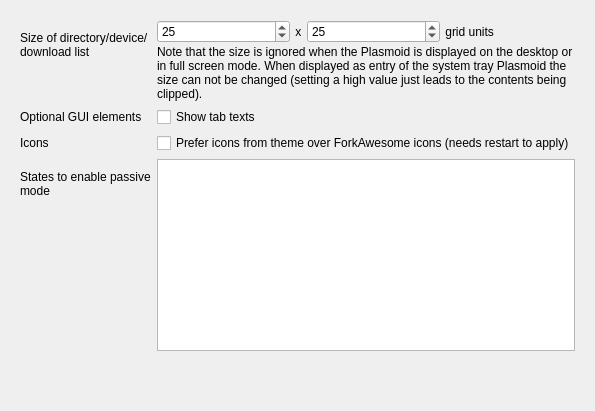
Martchus/syncthingtray, file plasmoid/lib/appearanceoptionpage.ui: the form before one commit.
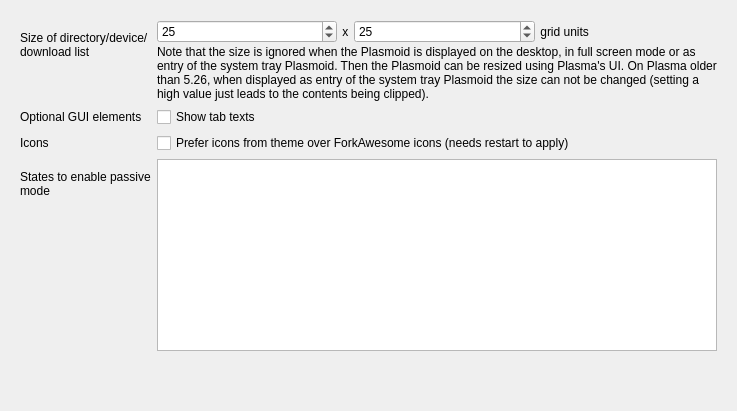
The form after the commit. Icons and pictures are not drawn.

Commit message: Update info about Plasmoid-sizing for Plasma 5.26

What changed in the file:
```diff
--- a/plasmoid/lib/appearanceoptionpage.ui
+++ b/plasmoid/lib/appearanceoptionpage.ui
@@ -105,7 +105,7 @@
            </sizepolicy>
           </property>
           <property name="text">
-           <string>Note that the size is ignored when the Plasmoid is displayed on the desktop or in full screen mode. When displayed as entry of the system tray Plasmoid the size can not be changed (setting a high value just leads to the contents being clipped).</string>
+           <string>Note that the size is ignored when the Plasmoid is displayed on the desktop, in full screen mode or as entry of the system tray Plasmoid. Then the Plasmoid can be resized using Plasma's UI. On Plasma older than 5.26, when displayed as entry of the system tray Plasmoid the size can not be changed (setting a high value just leads to the contents being clipped).</string>
           </property>
           <property name="wordWrap">
            <bool>true</bool>
```
The commit also changes 2 other files.
